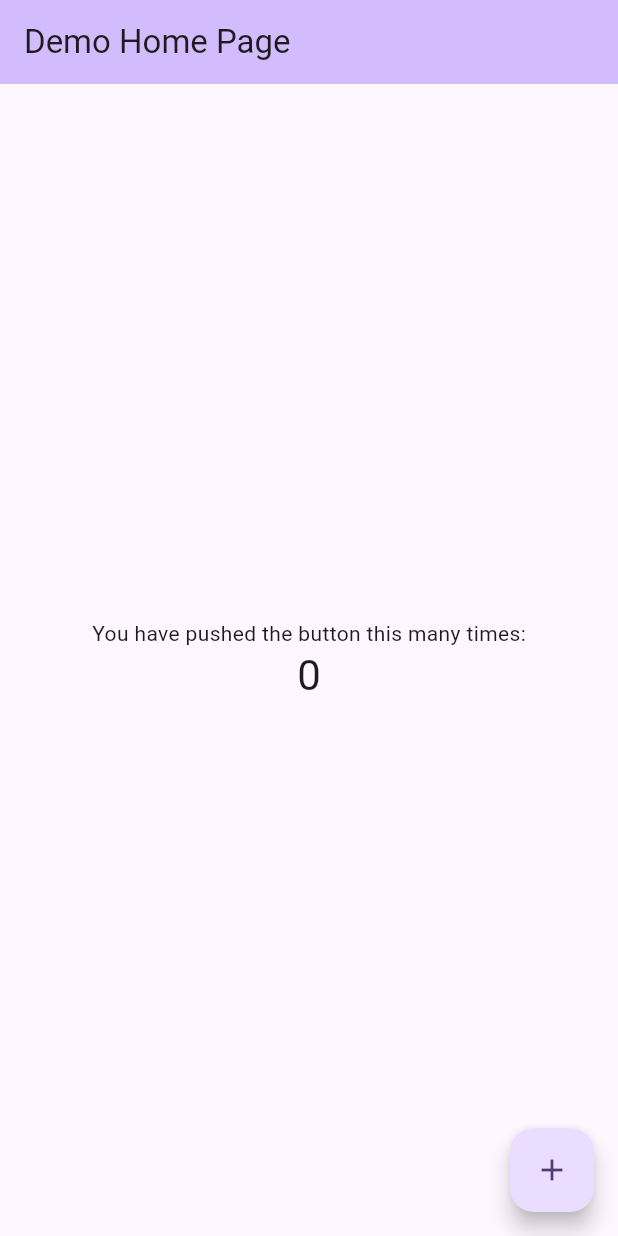
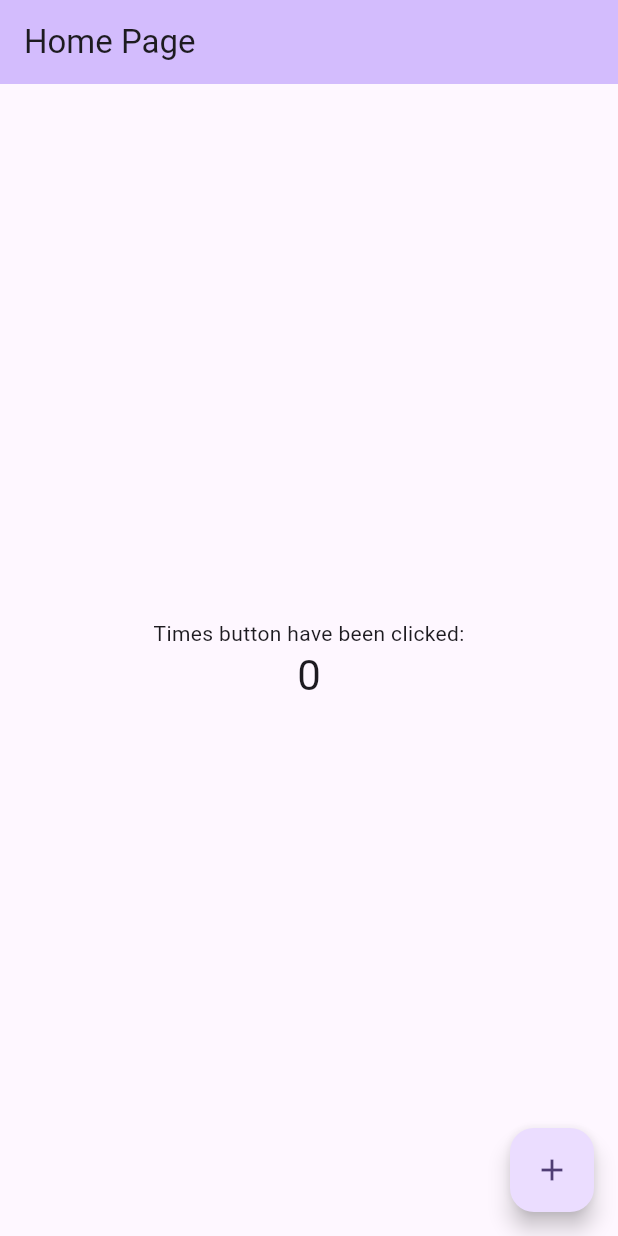
Before and after one commit to mambachristophersteven/flutter_currency_converter, a Flutter app: the screen it shows after launch, on a phone screen of 412 x 824 dp. Run offline on Flutter 3.47's test engine with Material 3 defaults, Android fonts, the phone set to English and light mode, and no system bars.

Commit message:
code review

```diff
--- a/lib/main.dart
+++ b/lib/main.dart
@@ -31,7 +31,7 @@ class MyApp extends StatelessWidget {
         colorScheme: ColorScheme.fromSeed(seedColor: Colors.deepPurple),
         useMaterial3: true,
       ),
-      home: const MyHomePage(title: 'Demo Home Page'),
+      home: const MyHomePage(title: 'Home Page'),
     );
   }
 }
@@ -106,7 +106,7 @@ class _MyHomePageState extends State<MyHomePage> {
           mainAxisAlignment: MainAxisAlignment.center,
           children: <Widget>[
             const Text(
-              'You have pushed the button this many times:',
+              'Times button have been clicked:',
             ),
             Text(
               '$_counter',
```
